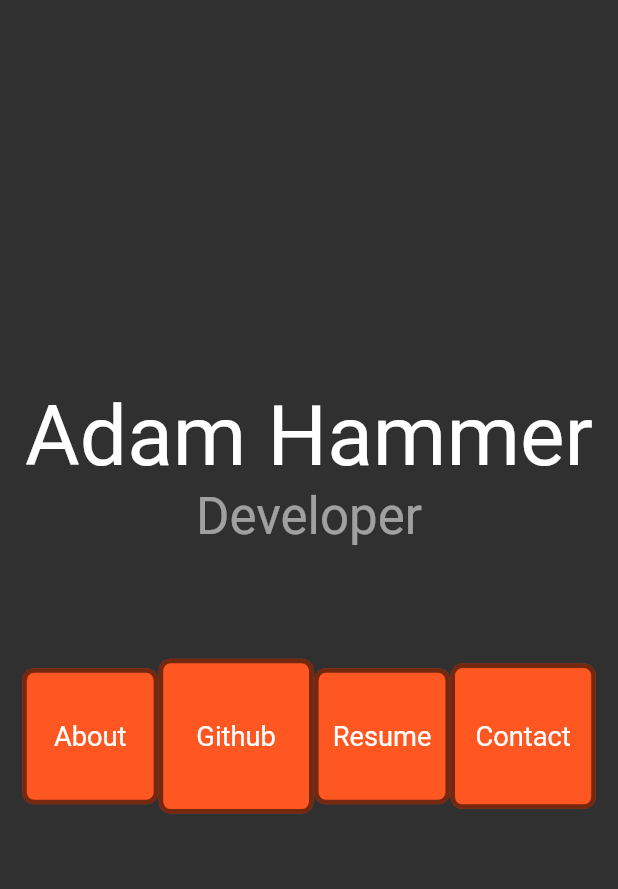
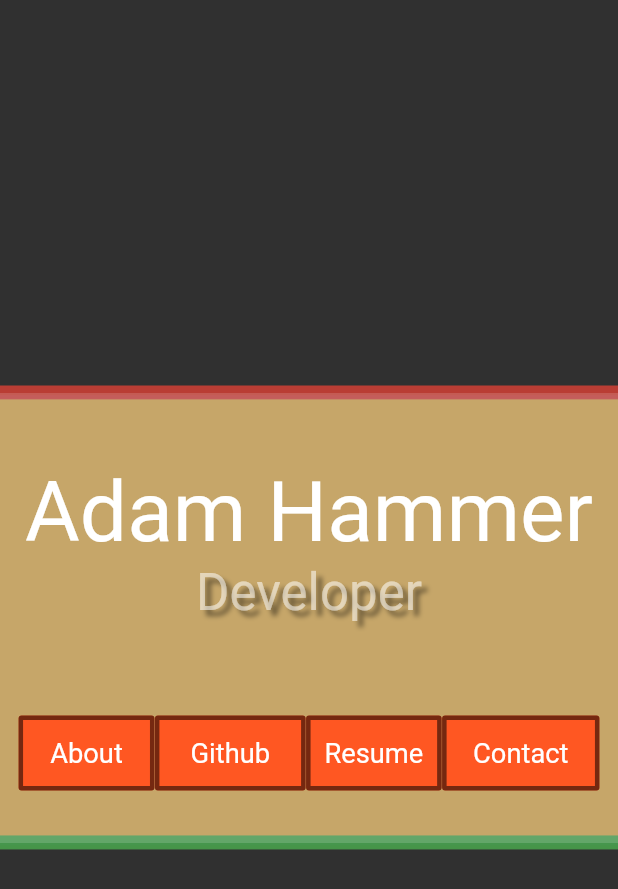
Before and after one commit to ahammer/flutter_resume, a Flutter app: the screen it shows after launch, on a phone screen of 412 x 824 dp. Shown: the top 889 px of the screen. Run offline on Flutter 3.47's test engine with Material 2 defaults, Android fonts, the light colour scheme and no system bars; Roboto replaces fonts that are missing (Helvetica).

Commit message:
New version, now with a "card"

```diff
--- a/lib/main.dart
+++ b/lib/main.dart
@@ -1,7 +1,7 @@
 import 'dart:math';
 
 import 'package:flutter/material.dart';
-import 'package:flutter/src/scheduler/ticker.dart';
+import 'package:flutter/scheduler.dart';
 
 void main() => runApp(MyApp());
 
@@ -11,9 +11,17 @@ class MyApp extends StatelessWidget {
     return MaterialApp(
       title: 'Flutter Demo',
       theme: ThemeData.dark().copyWith(
+          backgroundColor: Colors.black,
           textTheme: TextTheme(
-              display1:
-                  TextStyle(fontFamily: "Helvetica", color: Colors.white54),
+              display1: TextStyle(
+                  fontFamily: "Helvetica",
+                  color: Colors.white54,
+                  shadows: [
+                    Shadow(
+                        color: Colors.black45,
+                        offset: Offset(4, 4),
+                        blurRadius: 4)
+                  ]),
               display2: TextStyle(fontFamily: "Helvetica"),
               display3: TextStyle(
                 fontFamily: "Helvetica",
@@ -35,20 +43,25 @@ class MyHomePage extends StatefulWidget {
 class _MyHomePageState extends State<MyHomePage>
     with SingleTickerProviderStateMixin {
   Ticker ticker;
+  double time;
   double width = 100;
-  double o1, o2, o3, o4;
+  //Outputs to be used by the graphics engine
+  double o1, o2, o3, o4, o5, o6, o7, o8;
   int selected = -1;
-
 
   @override
   void initState() {
     ticker = createTicker((duration) {
       setState(() {
-        double time = (DateTime.now().millisecondsSinceEpoch) / 1000.0;
-        o1 = cos(time) * 10;
-        o2 = sin(time) * 10;
-        o3 = cos(-time) * 10;
-        o4 = sin(-time) * 10;
+        time = (DateTime.now().millisecondsSinceEpoch) / 1000.0;
+        o1 = cos(time);
+        o2 = sin(time * 1.1);
+        o3 = cos(-time * 1.2);
+        o4 = sin(-time * 1.3);
+        o5 = cos(time / 5);
+        o6 = sin(time / 5.5);
+        o7 = cos(-time / 6);
+        o8 = sin(-time / 7);
       });
     });
     ticker.start();
@@ -66,54 +79,160 @@ class _MyHomePageState extends State<MyHomePage>
   @override
   Widget build(BuildContext context) {
     return Scaffold(
-      body: Container(
-        decoration: BoxDecoration(
-
+      body: Stack(
+        children: <Widget>[
+          Container(
+            width: double.infinity,
+            height: double.infinity,
+            child: CustomPaint(
+              painter: BackgroundPainter(this),
             ),
+          ),
+          Container(
+            decoration: BoxDecoration(),
             child: Center(
               child: Column(
                 children: <Widget>[
-              Expanded(flex: 5, child: Container()),
-              Text("Adam Hammer", style: Theme.of(context).textTheme.display3),
-              Text("Developer", style: Theme.of(context).textTheme.display1),
+                  Expanded(flex: 25, child: Container()),
+                  Text("Adam Hammer",
+                      style: Theme.of(context).textTheme.display3),
+                  Text("Developer",
+                      style: Theme.of(context).textTheme.display1),
                   Expanded(flex: 1, child: Container()),
                   Container(
                     height: 150,
                     child: Row(
                       children: <Widget>[
                         Expanded(flex: 40, child: Container()),
-                    buildButton(index: 0, phase1: o1, phase2: o1, title: "About"),
+                        buildButton(
+                            index: 0, phase1: o1, phase2: o4, title: "About"),
                         Expanded(flex: 1, child: Container()),
-                    buildButton(index: 1, phase1: o2, phase2: o2, title: "Github"),
+                        buildButton(
+                            index: 1, phase1: o2, phase2: o3, title: "Github"),
                         Expanded(flex: 1, child: Container()),
-                    buildButton(index: 2, phase1: o3, phase2: o3, title: "Resume"),
+                        buildButton(
+                            index: 2, phase1: o3, phase2: o2, title: "Resume"),
                         Expanded(flex: 1, child: Container()),
-                    buildButton(index: 3, phase1: o4, phase2: o4, title: "Contact"),
+                        buildButton(
+                            index: 3, phase1: o4, phase2: o1, title: "Contact"),
                         Expanded(flex: 40, child: Container()),
                       ],
                     ),
                   ),
-              Expanded(flex: 5, child: Container()),
+                  Expanded(flex: 20, child: Container()),
                 ],
               ),
             ),
           ),
+        ],
+      ),
     );
   }
 
-  Listener buildButton({@required int index, @required double phase1, @required double phase2, @required String title}) {
+  Listener buildButton(
+      {@required int index,
+      @required double phase1,
+      @required double phase2,
+      @required String title}) {
+    var enabled = selected == index;
     return Listener(
       onPointerExit: (_) => selected = -1,
       onPointerEnter: (_) => selected = index,
       child: AnimatedContainer(
-                      width: (selected == index) ? 200 : (selected == -1) ? width + phase1 : 5,
-                      height: (selected == index) ? 200 : 100 + phase2,
-                      decoration: (selected == index)?selectedHomeButtonDecoration:homeButtonDecoration,
+        width: (enabled) ? 200 : (selected == -1) ? width + phase1 * 10 : 100,
+        height: (enabled) ? 100 : 50,
+        decoration:
+            (enabled) ? selectedHomeButtonDecoration : homeButtonDecoration,
         duration: Duration(milliseconds: 300),
-                      child: Center(child: AnimatedOpacity(duration : Duration(milliseconds: 300), opacity: (selected != -1 && selected != index)?0:1,child: Text(title, textScaleFactor: 1.3,))),
+        child: Center(
+            child: Text(
+          title,
+          textScaleFactor: 1.3,
+        )),
       ),
     );
   }
+}
+
+class BackgroundPainter extends CustomPainter {
+  final _MyHomePageState state;
+
+  BackgroundPainter(this.state);
+
+  @override
+  void paint(Canvas canvas, Size size) {
+    final width = 600.0;
+    final height = 300.0;
+
+    drawCircle(
+        canvas,
+        size,
+        width,
+        height,
+        Colors.red.withAlpha((state.o1 * 100 + 100).floor()),
+        state.o1,
+        state.o2,
+        state.o5);
+
+    drawCircle(
+        canvas,
+        size,
+        width,
+        height,
+        Colors.green.withAlpha((state.o2 * 100 + 100).floor()),
+        state.o6,
+        state.o8,
+        state.o5);
+
+    drawCircle(
+        canvas,
+        size,
+        width,
+        height,
+        Colors.blue.withAlpha((state.o3 * 100 + 100).floor()),
+        state.o5,
+        state.o6,
+        state.o8);
+
+    drawCircle(
+        canvas,
+        size,
+        width,
+        height,
+        Colors.red.withAlpha((state.o4 * 100 + 100).floor()),
+        state.o8,
+        state.o1,
+        state.o4);
+
+    drawCircle(
+        canvas,
+        size,
+        width,
+        height,
+        Colors.green.withAlpha((state.o5 * 100 + 100).floor()),
+        state.o5,
+        state.o7,
+        state.o4);
+
+    drawCircle(
+        canvas, size, width, height, Colors.white.withAlpha(40), 0, 0, 0);
+  }
+
+  void drawCircle(Canvas canvas, Size size, double width, double height,
+      Color color, double phase1, double phase2, double phase3) {
+    canvas.drawRect(
+        Rect.fromCenter(
+            center: Offset(
+                size.width / 2 + phase1 * 5, size.height / 2 + phase2 * 5),
+            width: width,
+            height: height),
+        Paint()
+          ..color = color
+          ..blendMode = BlendMode.lighten);
+  }
+
+  @override
+  bool shouldRepaint(CustomPainter oldDelegate) => true;
 }
 
 BoxDecoration homeButtonDecoration = BoxDecoration(
@@ -122,8 +241,7 @@ BoxDecoration homeButtonDecoration = BoxDecoration(
       color: Colors.black54,
       width: 3,
     ),
-    borderRadius: BorderRadius.circular(8));
-
+    borderRadius: BorderRadius.circular(2));
 
 BoxDecoration selectedHomeButtonDecoration = BoxDecoration(
     color: Colors.lightBlue,
@@ -131,4 +249,5 @@ BoxDecoration selectedHomeButtonDecoration = BoxDecoration(
       color: Colors.black54,
       width: 3,
     ),
+    boxShadow: [BoxShadow(blurRadius: 4, offset: Offset(2,2), color:  Colors.black)],
     borderRadius: BorderRadius.circular(8));
```
Lines whose indentation alone changed are shown as unchanged.
